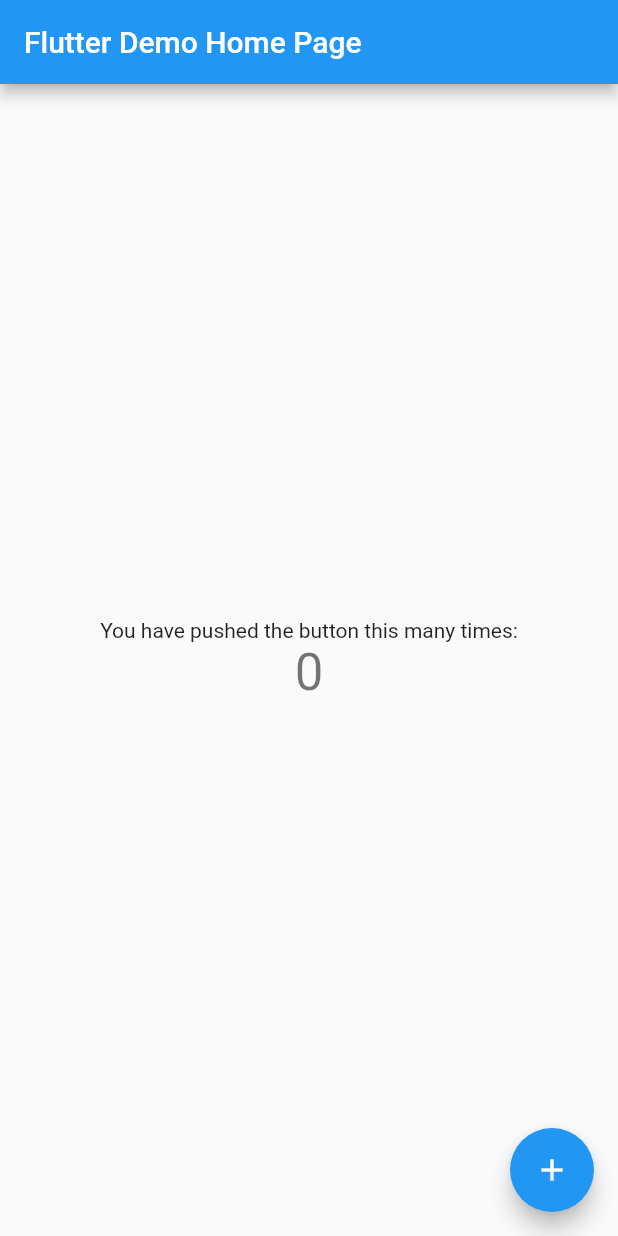
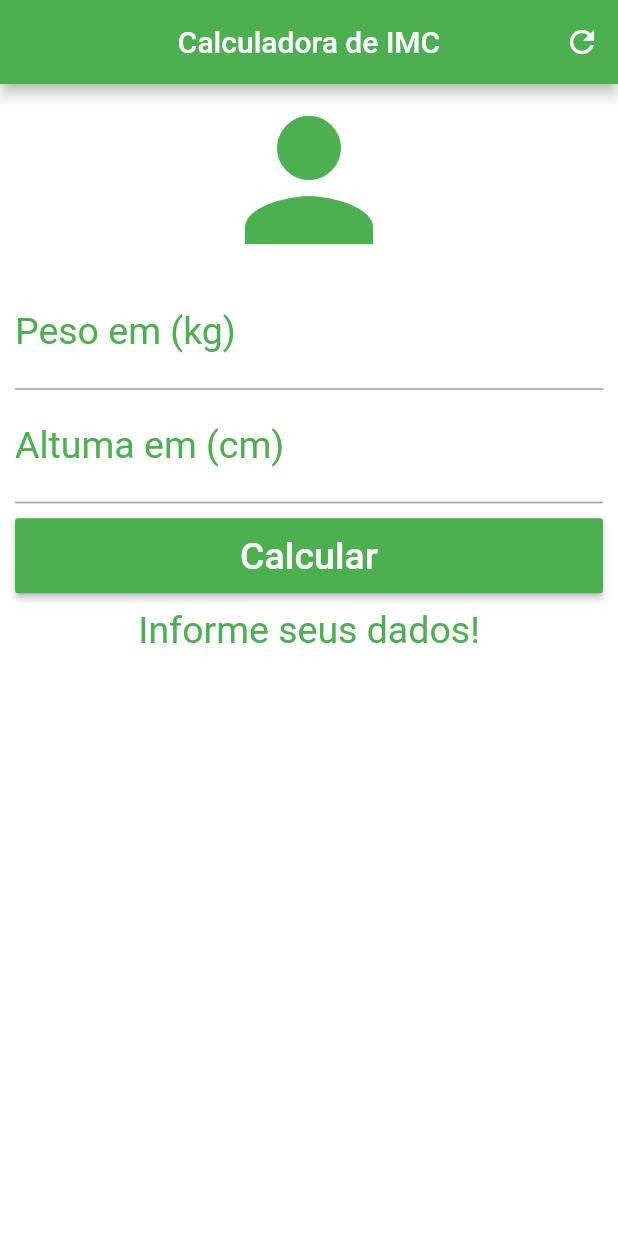
Before and after one commit to WallisonCarlos/flutter_imc, a Flutter app: the screen it shows after launch, on a phone screen of 412 x 824 dp. Run offline on Flutter 3.47's test engine with Material 2 defaults, Android fonts, the phone set to English and light mode, and no system bars.

Commit message:
Scaffold e AppBar, TextField e Decoration, ScrollView e RaisedButton, Controller e Cálculos

```diff
--- a/lib/main.dart
+++ b/lib/main.dart
@@ -1,111 +1,138 @@
 import 'package:flutter/material.dart';
 
-void main() => runApp(MyApp());
-
-class MyApp extends StatelessWidget {
-  // This widget is the root of your application.
-  @override
-  Widget build(BuildContext context) {
-    return MaterialApp(
-      title: 'Flutter Demo',
-      theme: ThemeData(
-        // This is the theme of your application.
-        //
-        // Try running your application with "flutter run". You'll see the
-        // application has a blue toolbar. Then, without quitting the app, try
-        // changing the primarySwatch below to Colors.green and then invoke
-        // "hot reload" (press "r" in the console where you ran "flutter run",
-        // or simply save your changes to "hot reload" in a Flutter IDE).
-        // Notice that the counter didn't reset back to zero; the application
-        // is not restarted.
-        primarySwatch: Colors.blue,
-      ),
-      home: MyHomePage(title: 'Flutter Demo Home Page'),
-    );
-  }
+void main() {
+  runApp(MaterialApp(
+    home: Home(),
+  ));
 }
 
-class MyHomePage extends StatefulWidget {
-  MyHomePage({Key key, this.title}) : super(key: key);
-
-  // This widget is the home page of your application. It is stateful, meaning
-  // that it has a State object (defined below) that contains fields that affect
-  // how it looks.
-
-  // This class is the configuration for the state. It holds the values (in this
-  // case the title) provided by the parent (in this case the App widget) and
-  // used by the build method of the State. Fields in a Widget subclass are
-  // always marked "final".
-
-  final String title;
-
+class Home extends StatefulWidget {
   @override
-  _MyHomePageState createState() => _MyHomePageState();
+  _HomeState createState() => _HomeState();
 }
 
-class _MyHomePageState extends State<MyHomePage> {
-  int _counter = 0;
+class _HomeState extends State<Home> {
 
-  void _incrementCounter() {
+  String info = "Informe seus dados!";
+  TextEditingController weight = new TextEditingController();
+  TextEditingController height = new TextEditingController();
+
+  void _resetFields() {
+    weight.text = "";
+    height.text = "";
+    info = "Informe seus dados!";
+  }
+
+  void calculate() {
     setState(() {
-      // This call to setState tells the Flutter framework that something has
-      // changed in this State, which causes it to rerun the build method below
-      // so that the display can reflect the updated values. If we changed
-      // _counter without calling setState(), then the build method would not be
-      // called again, and so nothing would appear to happen.
-      _counter++;
+
+      double weight = double.parse(this.weight.text);
+      double height = double.parse(this.height.text);
+
+      double imc = weight / (height * height);
+
+      if (imc < 18.0) {
+        info = "Desnutrido: \n${imc.toStringAsPrecision(3)}";
+      } else if (18.0 <= imc && imc < 24.9) {
+        info = "Em forma: \n${imc.toStringAsPrecision(3)}";
+      } else if (24.9 <= imc && imc < 29.9) {
+        info = "Começando a ganhar uns culotes: \n${imc.toStringAsPrecision(3)}";
+      } else if (29.9 <= imc && imc < 34.9) {
+        info = "O buxo tá crescendo: \n${imc.toStringAsPrecision(3)}";
+      } else if (34.9 <= imc && imc < 39.9) {
+        info = "Tá com quantos meses?: \n${imc.toStringAsPrecision(3)}";
+      } else if (39.9 <= imc && imc < 60.0) {
+        info = "Eita porra do caraí: \n${imc.toStringAsPrecision(3)}";
+      } else if (60.0 <= imc) {
+        info = "Tá quente aí no inferno, porque tu tá morto desgraça: \n${imc.toStringAsPrecision(3)}";
+      }
+
     });
   }
 
   @override
   Widget build(BuildContext context) {
-    // This method is rerun every time setState is called, for instance as done
-    // by the _incrementCounter method above.
-    //
-    // The Flutter framework has been optimized to make rerunning build methods
-    // fast, so that you can just rebuild anything that needs updating rather
-    // than having to individually change instances of widgets.
     return Scaffold(
       appBar: AppBar(
-        // Here we take the value from the MyHomePage object that was created by
-        // the App.build method, and use it to set our appbar title.
-        title: Text(widget.title),
+        title: Text("Calculadora de IMC"),
+        centerTitle: true,
+        backgroundColor: Colors.green,
+        actions: <Widget>[
+          IconButton(
+            icon: Icon(Icons.refresh),
+            onPressed: () {
+              _resetFields();
+            },
+          )
+        ],
       ),
-      body: Center(
-        // Center is a layout widget. It takes a single child and positions it
-        // in the middle of the parent.
+      backgroundColor: Colors.white,
+      body: SingleChildScrollView(
+        padding: EdgeInsets.fromLTRB(10.0, 0.0, 10.0, 0.0),
         child: Column(
-          // Column is also layout widget. It takes a list of children and
-          // arranges them vertically. By default, it sizes itself to fit its
-          // children horizontally, and tries to be as tall as its parent.
-          //
-          // Invoke "debug painting" (press "p" in the console, choose the
-          // "Toggle Debug Paint" action from the Flutter Inspector in Android
-          // Studio, or the "Toggle Debug Paint" command in Visual Studio Code)
-          // to see the wireframe for each widget.
-          //
-          // Column has various properties to control how it sizes itself and
-          // how it positions its children. Here we use mainAxisAlignment to
-          // center the children vertically; the main axis here is the vertical
-          // axis because Columns are vertical (the cross axis would be
-          // horizontal).
-          mainAxisAlignment: MainAxisAlignment.center,
+          crossAxisAlignment: CrossAxisAlignment.stretch,
           children: <Widget>[
-            Text(
-              'You have pushed the button this many times:',
+            Icon(
+              Icons.person,
+              size: 128.0,
+              color: Colors.green,
+            ),
+            TextField(
+              keyboardType: TextInputType.number,
+              decoration: InputDecoration(
+                  labelText: "Peso em (kg)",
+                  labelStyle: TextStyle(color: Colors.green)
+              ),
+              textAlign: TextAlign.center,
+              style: TextStyle(
+                  color: Colors.green,
+                  fontSize:  25.0
+              ),
+              controller: weight,
+            ),
+            TextField(
+              keyboardType: TextInputType.number,
+              decoration: InputDecoration(
+                  labelText: "Altuma em (cm)",
+                  labelStyle: TextStyle(color: Colors.green)
+              ),
+              textAlign: TextAlign.center,
+              style: TextStyle(
+                  color: Colors.green,
+                  fontSize:  25.0
+              ),
+              controller: height,
+            ),
+            Padding(
+              padding: EdgeInsets.only(top: 10.0, bottom: 10.0),
+              child: Container(
+                height: 50.0,
+                child: RaisedButton(
+                  onPressed: () {
+                    calculate();
+                  },
+                  child: Text(
+                    "Calcular",
+                    style: TextStyle(
+                        color: Colors.white,
+                        fontSize: 25.0
+                    ),
+                  ),
+                  color: Colors.green,
+                ),
+              ),
             ),
             Text(
-              '$_counter',
-              style: Theme.of(context).textTheme.display1,
-            ),
+              info,
+              textAlign: TextAlign.center,
+              style: TextStyle(
+                  color: Colors.green,
+                  fontSize: 25.0
+              ),
+            )
           ],
         ),
       ),
-      floatingActionButton: FloatingActionButton(
-        onPressed: _incrementCounter,
-        tooltip: 'Increment',
-        child: Icon(Icons.add),
-      ), // This trailing comma makes auto-formatting nicer for build methods.
     );
   }
 }
```
